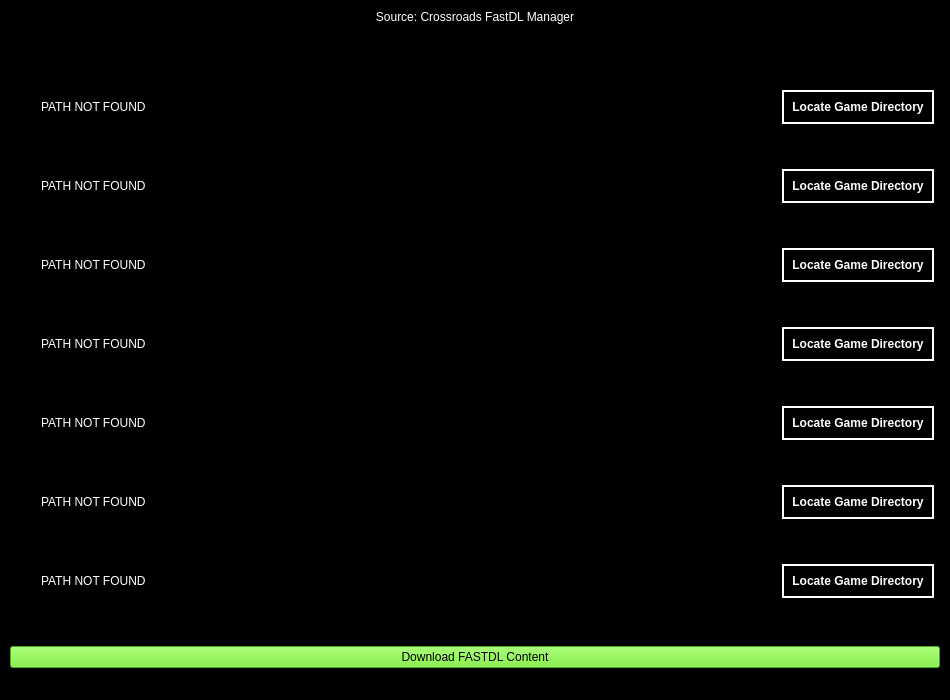
Above: Uis/main.ui from dilbertron2/crossroads-sync-program before the change. Below: the same form after it.
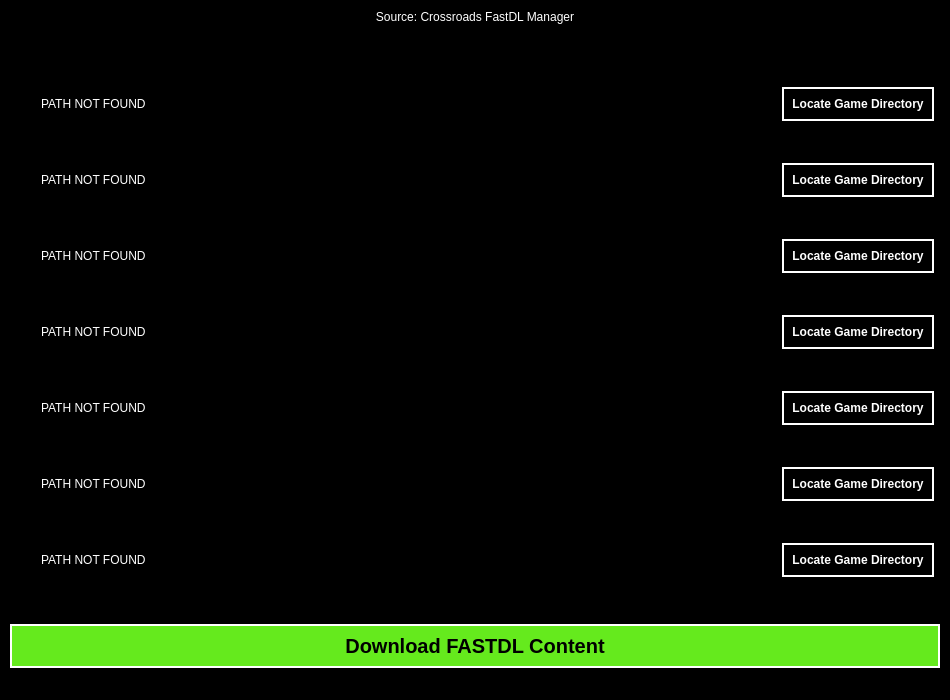
That is the form after the change. Icons and pictures are not drawn.

Commit message: icon and title!!

```diff
--- a/Uis/main.ui
+++ b/Uis/main.ui
@@ -101,7 +101,7 @@
          <x>0</x>
          <y>0</y>
          <width>928</width>
-         <height>556</height>
+         <height>549</height>
         </rect>
        </property>
        <property name="sizePolicy">
@@ -832,9 +832,17 @@
       </property>
       <property name="styleSheet">
        <string notr="true">QPushButton {
-font: 16pt &quot;Roboto&quot;;
-background-color: rgb(101, 234, 29);
-color: rgb(0, 0, 0);
+  display: inline-block;
+  font-family: 'VCR OSD Mono', monospace;
+  font-size: 20px;
+  font-weight: bold;
+  padding: 8px;
+  text-transform: uppercase;
+  text-decoration: none;
+  color: #000;
+  background-color: rgb(101, 234, 29);
+  border: 2px solid #ffffff;
+  cursor: pointer;
 }
 
 QPushButton:hover {
```
Left out of the diff: 9 changed lines with no effect on the pictures. The commit also changes 1 other file.
